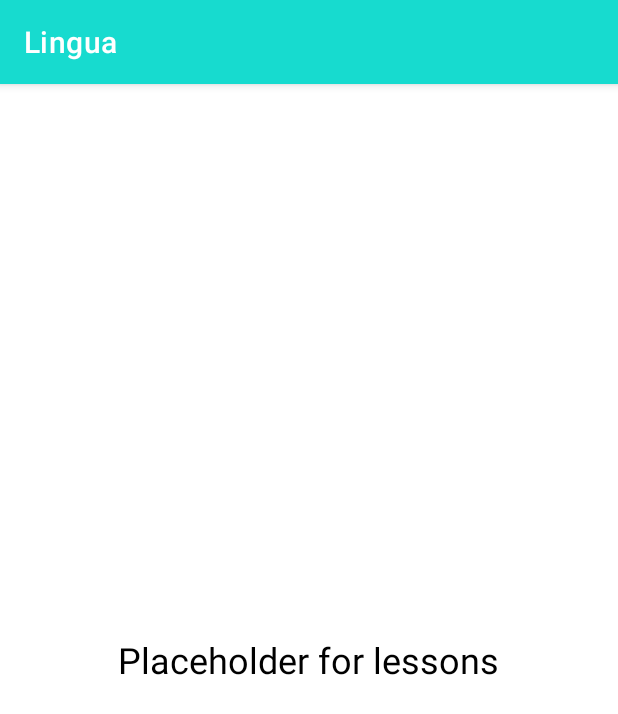
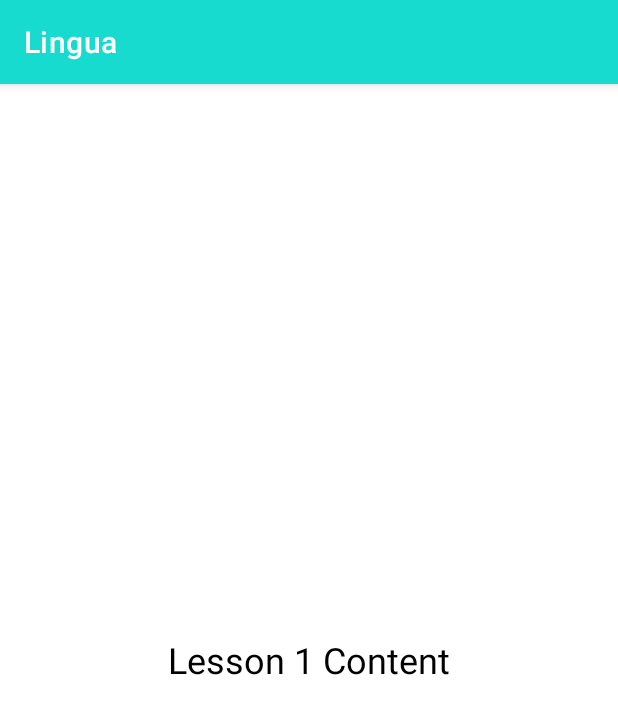
Before and after one commit to LBLB123/Lingua, an Android app: the screen it shows after launch (EmptyActivity before the commit, Lesson1Activity after it), after a tap on "TITLE #1", on a phone screen of 412 x 824 dp. Shown: the top 714 px of the screen. Run offline under Robolectric (Android 15) with nearby library versions, the phone set to English and light mode, and no system bars; our stand-ins replace navigation-ui.

Commit message:
Fixes Buttons and prepares for merge with settings

```diff
--- a/app/src/main/AndroidManifest.xml
+++ b/app/src/main/AndroidManifest.xml
@@ -23,6 +23,8 @@
             </intent-filter>
         </activity>
         <activity android:name=".ui.empty.EmptyActivity" />
+        <activity android:name=".ui.lessons.Lesson1Activity" />
+        <activity android:name=".ui.lessons.Lesson2Activity" />
     </application>
 
 </manifest>
--- a/app/src/main/java/com/example/lingua/data/adapter/MyAdapter.kt
+++ b/app/src/main/java/com/example/lingua/data/adapter/MyAdapter.kt
@@ -8,6 +8,8 @@ import android.widget.Button
 import androidx.recyclerview.widget.RecyclerView
 import com.example.lingua.R
 import com.example.lingua.data.model.Lesson
+import com.example.lingua.ui.lessons.Lesson1Activity
+import com.example.lingua.ui.lessons.Lesson2Activity
 import com.example.lingua.ui.empty.EmptyActivity
 
 class MyAdapter(private val lessonList: List<Lesson>) : RecyclerView.Adapter<MyAdapter.MyViewHolder>() {
@@ -26,7 +28,12 @@ class MyAdapter(private val lessonList: List<Lesson>) : RecyclerView.Adapter<MyA
         holder.itemButton.text = item.title
         holder.itemButton.setOnClickListener {
             val context = holder.itemView.context
-            val intent = Intent(context, EmptyActivity::class.java)
+            val intent = when (position) {
+                0 -> Intent(context, Lesson1Activity::class.java)
+                1 -> Intent(context, Lesson2Activity::class.java)
+                // Add more cases as needed for additional lessons
+                else -> Intent(context, EmptyActivity::class.java)
+            }
             context.startActivity(intent)
         }
     }
--- /dev/null
+++ b/app/src/main/java/com/example/lingua/ui/lessons/Lesson1Activity.kt
@@ -0,0 +1,12 @@
+package com.example.lingua.ui.lessons
+
+import android.os.Bundle
+import androidx.appcompat.app.AppCompatActivity
+import com.example.lingua.R
+
+class Lesson1Activity : AppCompatActivity() {
+    override fun onCreate(savedInstanceState: Bundle?) {
+        super.onCreate(savedInstanceState)
+        setContentView(R.layout.activity_lesson1)
+    }
+}
--- /dev/null
+++ b/app/src/main/res/layout/activity_lesson1.xml
@@ -0,0 +1,15 @@
+<?xml version="1.0" encoding="utf-8"?>
+<LinearLayout xmlns:android="http://schemas.android.com/apk/res/android"
+    android:layout_width="match_parent"
+    android:layout_height="match_parent"
+    android:orientation="vertical"
+    android:gravity="center"
+    android:padding="16dp">
+
+    <TextView
+        android:layout_width="wrap_content"
+        android:layout_height="wrap_content"
+        android:text="Lesson 1 Content"
+        android:textSize="24sp"
+        android:textColor="@android:color/black"/>
+</LinearLayout>
--- a/app/src/main/res/layout/fragment_home.xml
+++ b/app/src/main/res/layout/fragment_home.xml
@@ -30,6 +30,7 @@
 
     <androidx.recyclerview.widget.RecyclerView
         android:id="@+id/recyclerView"
+        android:textColor="@android:color/white"
         android:layout_width="380dp"
         android:layout_height="501dp"
         android:layout_below="@id/titleCard"
```
Also changed, not shown: app/src/main/java/com/example/lingua/ui/lessons/Lesson2Activity.kt (added, +12 -0 lines), app/src/main/res/layout/activity_lesson2.xml (added, +15 -0 lines), app/src/main/java/com/example/lingua/ui/empty/EmptyActivity.kt (renamed from app/src/main/java/com/example/lingua/EmptyActivity.kt).
